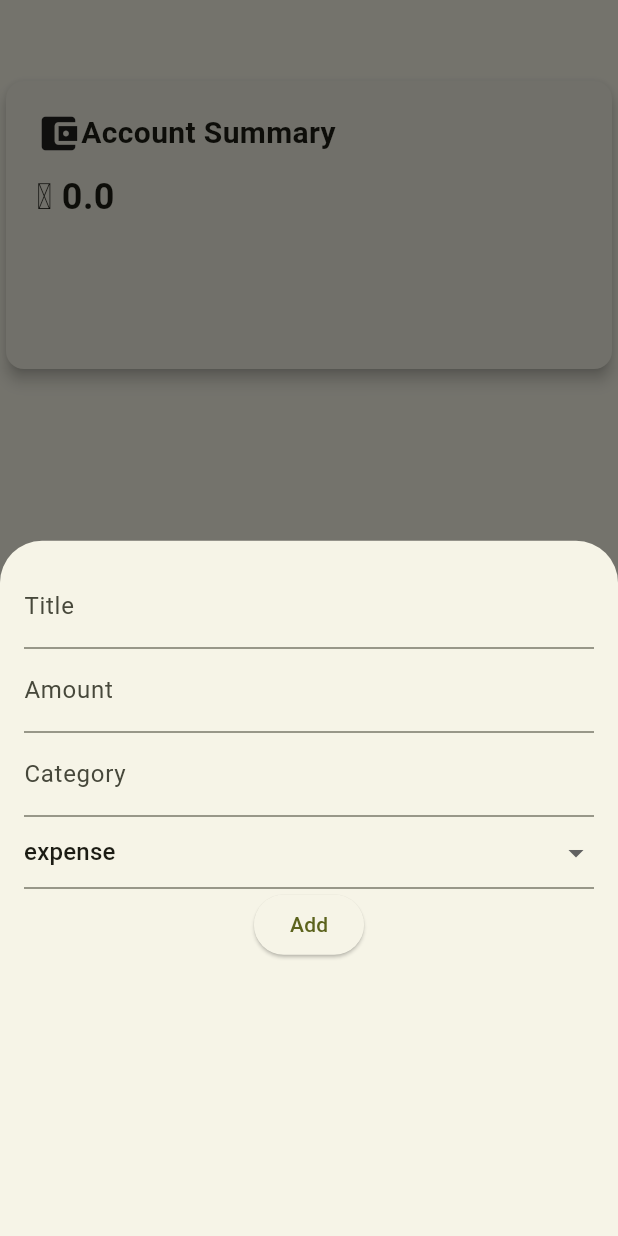
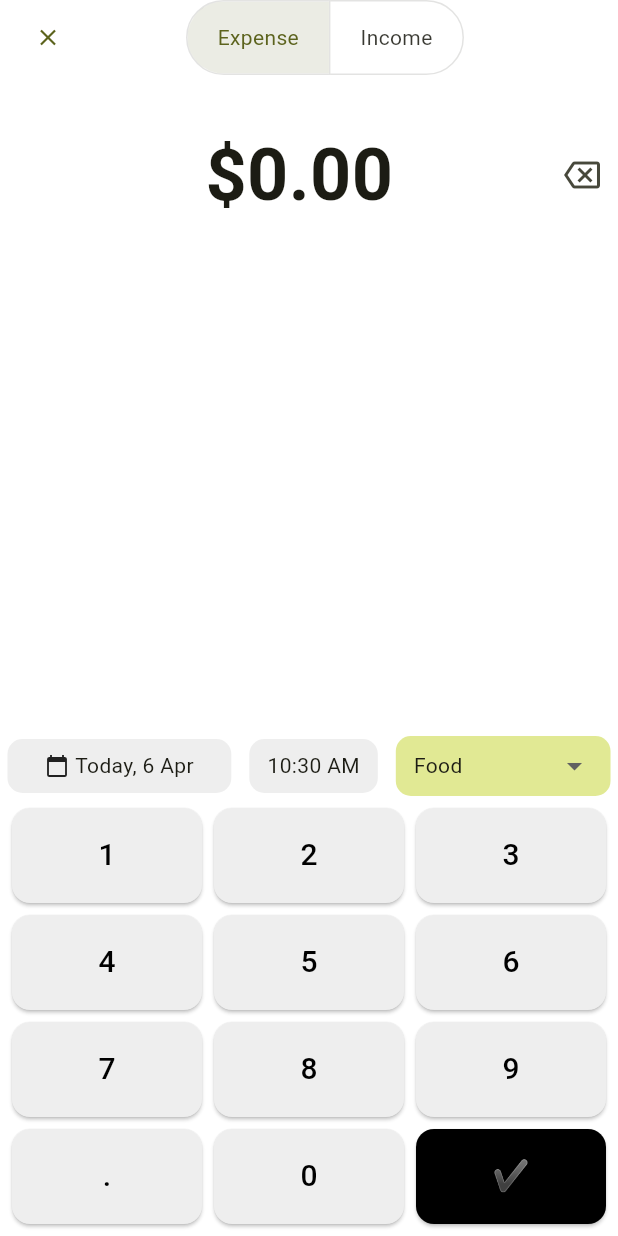
Before and after one commit to daniyar104/cash-mobile, a Flutter app: the MainScreen screen opened directly, after a tap on the "add" icon, on a phone screen of 412 x 824 dp. Run offline on Flutter 3.47's test engine with Material 3 defaults, Android fonts, the phone set to English and light mode, and no system bars; our stand-ins replace shared_preferences, sqflite; accounts and stored records are empty.

Commit message:
(add): New Transaction Screen with params

```diff
--- a/lib/db/database_helper.dart
+++ b/lib/db/database_helper.dart
@@ -129,6 +129,19 @@ class DataBaseHelper {
     });
   }
 
+  Future<List<TransactionModel>> getTransactionsOnlyExpanse(int userId) async {
+    final db = await database;
+    final List<Map<String, dynamic>> maps = await db.query(
+      'transactions',
+      where: 'user_id = ? AND type = ?',
+      whereArgs: [userId, 'expense'],
+    );
+    return List.generate(maps.length, (i) {
+      return TransactionModel.fromMap(maps[i]);
+    });
+  }
+
+
   Future<List<TransactionModel>> getAllTransactions() async {
     final db = await database;
     final List<Map<String, dynamic>> maps = await db.query(
--- /dev/null
+++ b/lib/screens/ExpenseInputScreen.dart
@@ -0,0 +1,246 @@
+import 'package:flutter/material.dart';
+import 'package:intl/intl.dart';
+
+import '../db/database_helper.dart';
+import '../models/TransactionModel.dart';
+
+class ExpenseInputScreen extends StatefulWidget {
+  final int userId;
+  const ExpenseInputScreen({super.key, required this.userId});
+
+  @override
+  State<ExpenseInputScreen> createState() => _ExpenseInputScreenState();
+}
+
+class _ExpenseInputScreenState extends State<ExpenseInputScreen> {
+  String amount = '';
+  DateTime selectedDate = DateTime.now();
+  TimeOfDay selectedTime = TimeOfDay.now();
+  String selectedCategory = 'Food';
+  int selectedTypeIndex = 0;
+  final List<String> categories = ['Food', 'Transportation', 'Entertainment', 'Shopping', 'Other'];
+
+  void _deleteLast() {
+    setState(() {
+      if (amount.isNotEmpty) {
+        amount = amount.substring(0, amount.length - 1);
+      }
+    });
+  }
+  void _addDigit(String digit) {
+    setState(() {
+      if (digit == '.') {
+        if (!amount.contains('.')) amount += digit;
+      } else {
+        amount += digit;
+      }
+    });
+  }
+
+  void _saveTransaction() async {
+    double amountValue = double.tryParse(amount) ?? 0.0;
+    if (amountValue == 0.0) {
+      print("Amount cannot be zero");
+      return;
+    }
+    String formattedDate = DateFormat('dd-MM-yyyy').format(selectedDate);
+
+    TransactionModel transaction = TransactionModel(
+      amount: amountValue,
+      date: formattedDate,
+      category: selectedCategory,
+      userId: widget.userId,
+      type: selectedTypeIndex == 0 ? 'expense' : 'income',
+      title: '',
+    );
+
+    await DataBaseHelper.instance.insertTransaction(transaction);
+
+    Navigator.pop(context);
+  }
+
+  void _selectDate() async {
+    DateTime? picked = await showDatePicker(
+      context: context,
+      initialDate: selectedDate,
+      firstDate: DateTime(2020),
+      lastDate: DateTime(2100),
+    );
+    if (picked != null) {
+      setState(() {
+        selectedDate = picked;
+      });
+    }
+  }
+
+  void _selectTime() async {
+    TimeOfDay? picked = await showTimePicker(
+      context: context,
+      initialTime: selectedTime,
+    );
+    if (picked != null) {
+      setState(() {
+        selectedTime = picked;
+      });
+    }
+  }
+
+  @override
+  Widget build(BuildContext context) {
+    final dateString = DateFormat('d MMM').format(selectedDate);
+    final timeString = selectedTime.format(context);
+    return Scaffold(
+      backgroundColor: Colors.white,
+      body: SafeArea(
+        child: Column(
+          crossAxisAlignment: CrossAxisAlignment.center,
+          children: [
+            Row(
+              children: [
+                Align(
+                  alignment: Alignment.centerRight,
+                  child: TextButton(
+                    onPressed: () => Navigator.pop(context),
+                    child: Icon(Icons.close),
+                  ),
+                ),
+                const SizedBox(width: 60),
+                ToggleButtons(
+                  borderRadius: BorderRadius.circular(30),
+                  isSelected: [selectedTypeIndex == 0, selectedTypeIndex == 1],
+                  children: const [
+                    Padding(padding: EdgeInsets.symmetric(horizontal: 20), child: Text('Expense')),
+                    Padding(padding: EdgeInsets.symmetric(horizontal: 20), child: Text('Income')),
+                  ],
+                  onPressed: (index) {
+                    setState(() {
+                      selectedTypeIndex = index; // Изменяем индекс в зависимости от выбора
+                    });
+                  },
+                ),
+              ],
+            ),
+            const SizedBox(height: 32),
+            Row(
+              mainAxisAlignment: MainAxisAlignment.center,
+              children: [
+                Spacer(),
+                Padding(
+                    padding: EdgeInsets.only(left: 35),
+                    child: Text(
+                    '\$${amount.isEmpty ? '0.00' : amount}',
+                      style: const TextStyle(fontSize: 48, fontWeight: FontWeight.bold),
+                    ),
+                ),
+                Spacer(),
+                Align(
+                  alignment: Alignment.topRight,
+                  child: IconButton(
+                    icon: const Icon(Icons.backspace_outlined),
+                    onPressed: _deleteLast,
+                  ),
+                ),
+              ],
+            ),
+            const SizedBox(height: 16),
+            Spacer(),
+            Row(
+              mainAxisAlignment: MainAxisAlignment.center,
+              children: [
+                GestureDetector(
+                  onTap: _selectDate,
+                  child: Container(
+                    padding: const EdgeInsets.symmetric(horizontal: 25, vertical: 8),
+                    decoration: BoxDecoration(
+                      color: Colors.grey[200],
+                      borderRadius: BorderRadius.circular(10),
+                    ),
+                    child: Row(
+                      children: [
+                        const Icon(Icons.calendar_today, size: 16),
+                        const SizedBox(width: 4),
+                        Text('Today, $dateString'),
+                      ],
+                    ),
+                  ),
+                ),
+                const SizedBox(width: 12),
+                GestureDetector(
+                  onTap: _selectTime,
+                  child: Container(
+                    padding: const EdgeInsets.symmetric(horizontal: 12, vertical: 8),
+                    decoration: BoxDecoration(
+                      color: Colors.grey[200],
+                      borderRadius: BorderRadius.circular(10),
+                    ),
+                    child: Text(timeString),
+                  ),
+                ),
+                const SizedBox(width: 12),
+                Container(
+                  padding: const EdgeInsets.symmetric(horizontal: 12, vertical: 8),
+                  decoration: BoxDecoration(
+                    color: Theme.of(context).colorScheme.primaryContainer,
+                    borderRadius: BorderRadius.circular(10),
+                  ),
+                  child: DropdownButton<String>(
+                    value: selectedCategory,
+                    style: Theme.of(context).textTheme.bodyMedium!.copyWith(
+                      color: Theme.of(context).textTheme.bodyMedium!.color,
+                      fontSize: 14,
+                    ),
+                    onChanged: (String? newValue) {
+                      setState(() {
+                        selectedCategory = newValue!;
+                      });
+                    },
+                    items: categories.map<DropdownMenuItem<String>>((String value) {
+                      return DropdownMenuItem<String>(
+                        value: value,
+                        child: Text(value),
+                      );
+                    }).toList(),
+                    underline: SizedBox(),
+                    isDense: true,
+                  ),
+                ),
+              ],
+            ),
+            Padding(
+              padding: const EdgeInsets.all(8.0),
+              child: GridView.builder(
+                shrinkWrap: true,
+                itemCount: 12,
+                gridDelegate: const SliverGridDelegateWithFixedCrossAxisCount(
+                  crossAxisCount: 3,
+                  childAspectRatio: 2,
+                  crossAxisSpacing: 8,
+                  mainAxisSpacing: 8,
+                ),
+                itemBuilder: (context, index) {
+                  final buttons = ['1','2','3','4','5','6','7','8','9','.','0','✔'];
+                  final value = buttons[index];
+                  return ElevatedButton(
+                    style: ElevatedButton.styleFrom(
+                      backgroundColor: value == '✔' ? Colors.black : Colors.grey[200],
+                      foregroundColor: value == '✔' ? Colors.white : Colors.black,
+                      shape: RoundedRectangleBorder(borderRadius: BorderRadius.circular(12)),
+                    ),
+                    onPressed: () {
+                      if (value == '✔') {
+                        _saveTransaction();
+                      } else {
+                        _addDigit(value);
+                      }
+                    },
+                    child: Text(value, style: const TextStyle(fontSize: 20)),
+                  );
+                },
+              ),
+            )
+          ],
+        ),
+      ),
+    );
+  }
+}
--- a/lib/screens/MainScreen.dart
+++ b/lib/screens/MainScreen.dart
@@ -1,5 +1,6 @@
 import 'package:flutter/material.dart';
 import 'package:shared_preferences/shared_preferences.dart';
+import 'package:untitled1/screens/ExpenseInputScreen.dart';
 import 'package:untitled1/screens/accountPage/MainAcountPage.dart';
 
 import '../widgets/AddTransactionForm.dart';
@@ -42,11 +43,10 @@ class _MainScreenState extends State<MainScreen>{
   }
 
   void _showAddTransactionForm() {
-    showModalBottomSheet(
-      context: context,
-      builder: (context) {
-        return AddTransactionForm(userId: _userId);
-      },
+    Navigator.push(context,
+      MaterialPageRoute(
+        builder: (context) => ExpenseInputScreen(userId: _userId,)
+      ),
     );
   }
   @override
--- a/lib/screens/login/login_page.dart
+++ b/lib/screens/login/login_page.dart
@@ -95,10 +95,13 @@ class _LoginPageState extends State<LoginPage> {
               SizedBox(height: 20),
               ElevatedButton(
                 onPressed: _login,
-                child: Text('Sign In'),
+                child: Text('Sign In',
+                  style: TextStyle(fontSize: 18, color: Theme.of(context).colorScheme.onPrimary),
+                ),
                 style: ElevatedButton.styleFrom(
                   // primary: Colors.blue,
                   minimumSize: Size(double.infinity, 50),
+                  backgroundColor: Theme.of(context).colorScheme.primary,
                 ),
               ),
               SizedBox(height: 10),
```
Also changed, not shown: lib/widgets/TransactionsListWidget.dart (+45 -6 lines).
